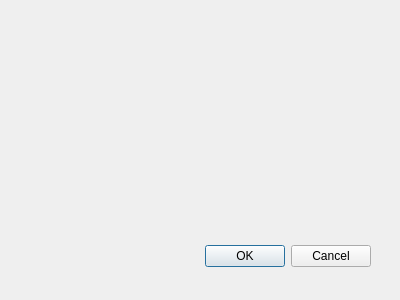
First picture: the form in progressdialog.ui, repository Kuszki/MultimapAWZ, before the edit.
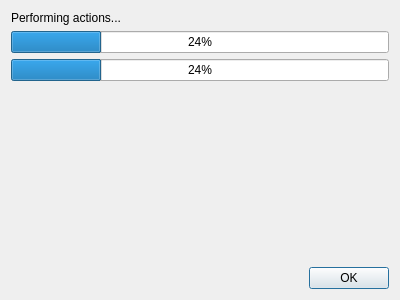
Second picture: the form after the edit. Icons and pictures are not drawn.

```diff
--- a/progressdialog.ui
+++ b/progressdialog.ui
@@ -15,22 +15,55 @@
   <property name="windowTitle">
    <string>Dialog</string>
   </property>
-  <widget name="buttonBox" class="QDialogButtonBox">
-   <property name="geometry">
-    <rect>
-     <x>30</x>
-     <y>240</y>
-     <width>341</width>
-     <height>32</height>
-    </rect>
-   </property>
-   <property name="orientation">
-    <enum>Qt::Horizontal</enum>
-   </property>
-   <property name="standardButtons">
-    <set>QDialogButtonBox::Cancel|QDialogButtonBox::Ok</set>
-   </property>
-  </widget>
+  <property name="windowIcon">
+   <iconset theme="appointment-soon"/>
+  </property>
+  <layout class="QGridLayout" name="gridLayout">
+   <item row="4" column="0">
+    <widget class="QDialogButtonBox" name="buttonBox">
+     <property name="orientation">
+      <enum>Qt::Horizontal</enum>
+     </property>
+     <property name="standardButtons">
+      <set>QDialogButtonBox::Ok</set>
+     </property>
+    </widget>
+   </item>
+   <item row="1" column="0">
+    <widget class="QProgressBar" name="mainProgress">
+     <property name="value">
+      <number>24</number>
+     </property>
+    </widget>
+   </item>
+   <item row="2" column="0">
+    <widget class="QProgressBar" name="minorProgress">
+     <property name="value">
+      <number>24</number>
+     </property>
+    </widget>
+   </item>
+   <item row="0" column="0">
+    <widget class="QLabel" name="jobLabel">
+     <property name="text">
+      <string>Performing actions...</string>
+     </property>
+    </widget>
+   </item>
+   <item row="3" column="0">
+    <spacer name="verticalSpacer">
+     <property name="orientation">
+      <enum>Qt::Vertical</enum>
+     </property>
+     <property name="sizeHint" stdset="0">
+      <size>
+       <width>20</width>
+       <height>40</height>
+      </size>
+     </property>
+    </spacer>
+   </item>
+  </layout>
  </widget>
  <pixmapfunction/>
  <resources/>
```
Left out of the diff: 9 changed lines with no effect on the pictures.
